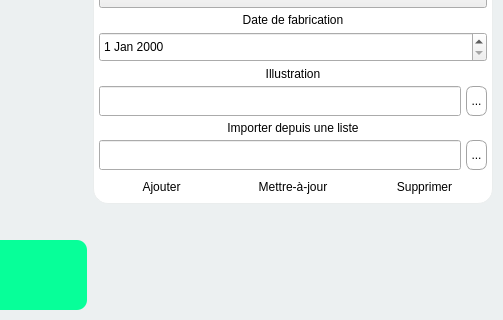
Above: forms/dialog.ui from SAbdelH/DevisCreator_premium before the change; both pictures show x 800 to 1303 and y 552 to 872 of the 1303 by 872 pixel window. Below: the same form after it.
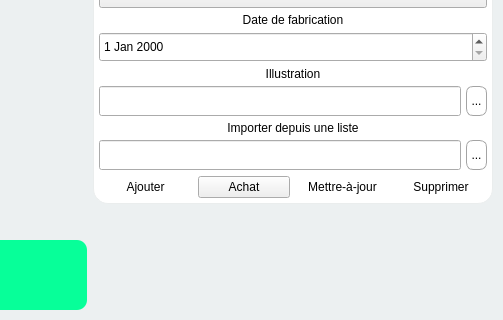
That is the form after the change. The open tabs and pages were chosen to show the change. Icons and pictures are not drawn.

```diff
--- a/forms/dialog.ui
+++ b/forms/dialog.ui
@@ -6976,6 +6976,13 @@
                </property>
               </widget>
              </item>
+             <item>
+              <widget class="QPushButton" name="pushButton">
+               <property name="text">
+                <string>Achat</string>
+               </property>
+              </widget>
+             </item>
              <item>
               <widget class="QPushButton" name="_b_inventory_update">
                <property name="text">
```
Left out of the diff: 7 changed lines with no effect on the pictures.
